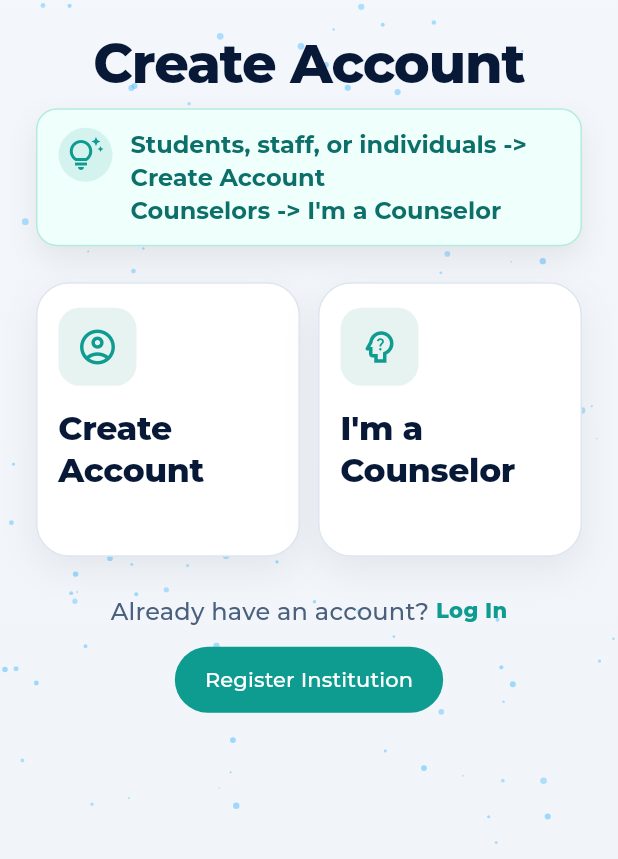
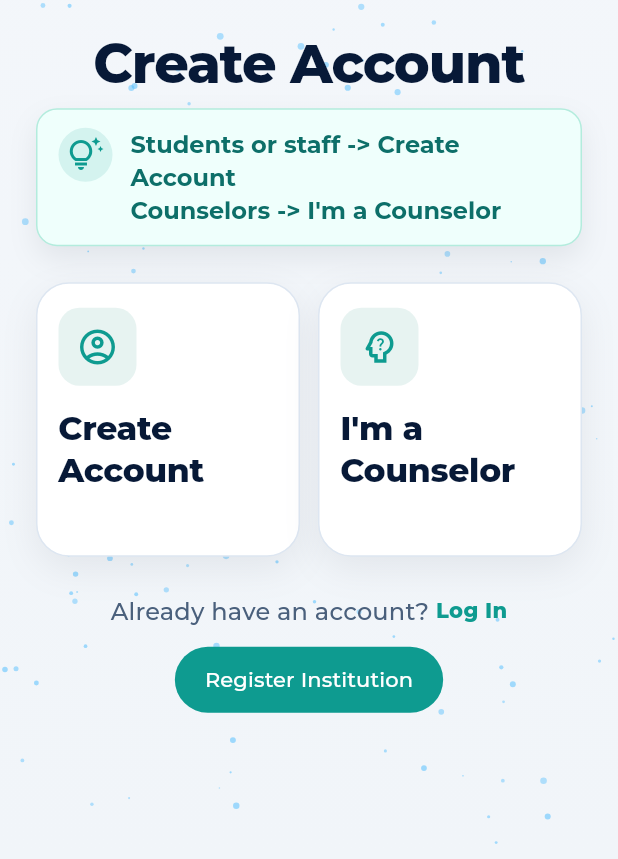
Before and after one commit to legendofarry/mindnest, a Flutter app: the RegisterScreen screen opened by its route, on a phone screen of 412 x 824 dp, the part 377-1236 px from its top. Run offline on Flutter 3.47's test engine with Material 3 defaults, Android fonts, the phone set to English and light mode, and no system bars; our stand-ins replace cloud_firestore, firebase_auth, firebase_core, firebase_messaging, flutter_local_notifications, flutter_riverpod and 7 more; missing offline and left inert: dart_jsonwebtoken, livekit_client; accounts and stored records are empty.

Commit message:
test - Added a modern hint card (teal outline, icon) that contains the role-selection guidance text. - Removed the 'Create Account' heading on mobile only; desktop still shows it. The MindNest logo/halo stays visible on mobile.

```diff
--- a/lib/features/auth/presentation/register_screen.dart
+++ b/lib/features/auth/presentation/register_screen.dart
@@ -190,7 +190,7 @@ class _RegisterContent extends StatelessWidget {
                 child: Text(
                   _inviteQuery.isNotEmpty
                       ? 'Finish registration to accept your invitation${(institutionName ?? '').trim().isNotEmpty ? ' to ${(institutionName ?? '').trim()}' : ''}.'
-                      : "Students, staff, or individuals -> Create Account\nCounselors -> I'm a Counselor",
+                      : "Students or staff -> Create Account\nCounselors -> I'm a Counselor",
                   style: Theme.of(context).textTheme.titleLarge?.copyWith(
                     color: const Color(0xFF0D6F69),
                     height: 1.4,
```
